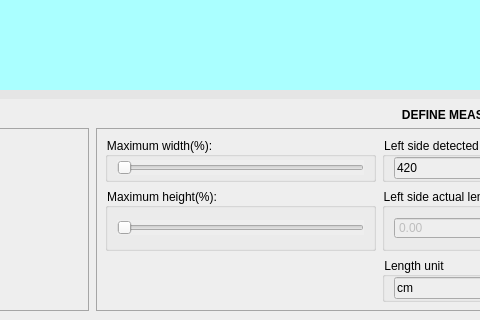
First picture: the form in views/measurement_screen.ui, repository Shockmstr/FQCS_DesktopApp, before the edit; both pictures show x 202 to 682 and y 464 to 784 of the 1440 by 784 pixel window.
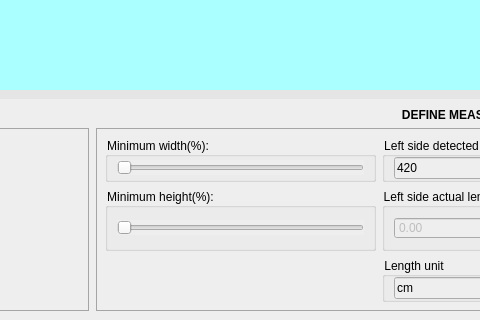
Second picture: the form after the edit.

What changed in the file:
```diff
--- a/views/measurement_screen.ui
+++ b/views/measurement_screen.ui
@@ -185,7 +185,7 @@
             <item row="0" column="0">
              <widget class="QGroupBox" name="groupSliderWidth">
               <property name="title">
-               <string>Maximum width(%):</string>
+               <string>Minimum width(%):</string>
               </property>
               <layout class="QVBoxLayout" name="verticalLayout_11">
                <property name="topMargin">
@@ -316,7 +316,7 @@
             <item row="1" column="0">
              <widget class="QGroupBox" name="groupSliderHeight">
               <property name="title">
-               <string>Maximum height(%):</string>
+               <string>Minimum height(%):</string>
               </property>
               <layout class="QVBoxLayout" name="verticalLayout_12">
                <property name="topMargin">
```
